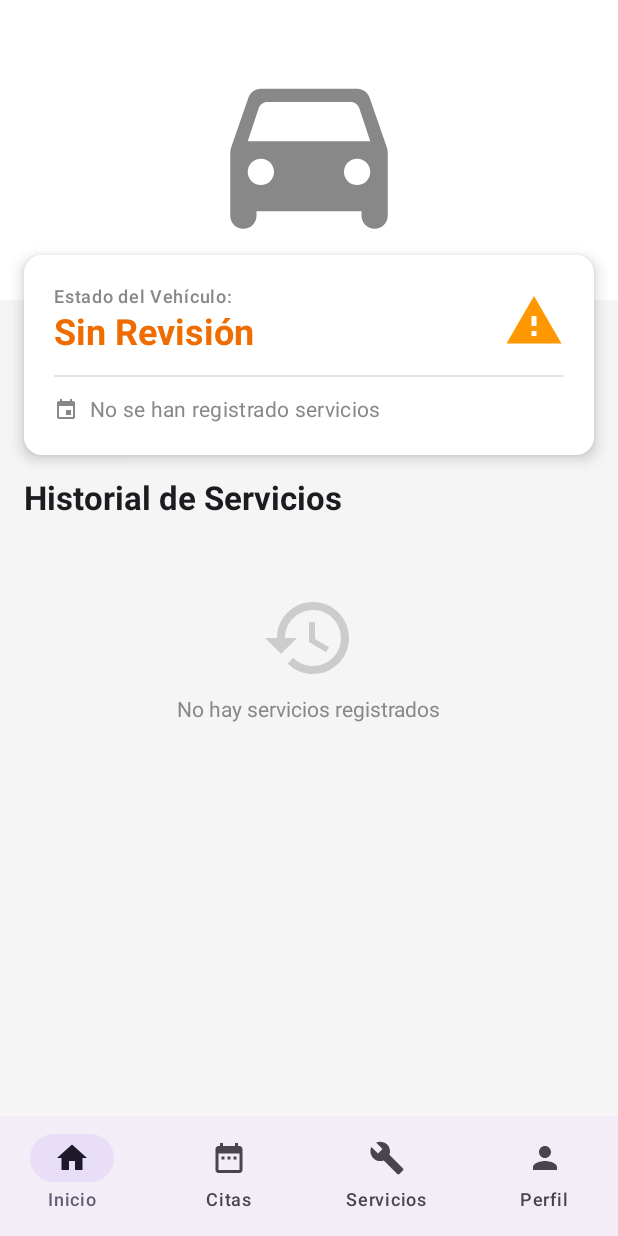
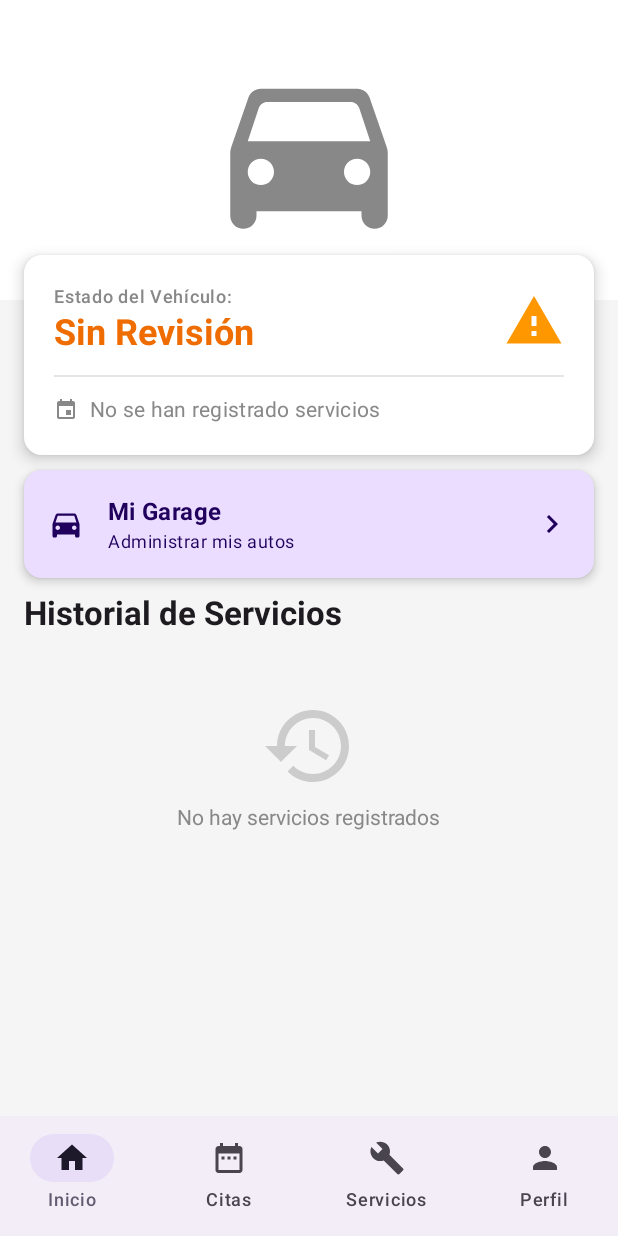
Before and after one commit to Moradi123/serviciostecP2, an Android app built with Jetpack Compose: the HomeScreen screen opened through its navigation route, on a phone screen of 412 x 824 dp. Run offline under Robolectric (Android 15) with nearby library versions, the phone set to English and light mode, and no system bars; our stand-ins replace Room's generated code.

Commit message:
Formulario de vehiculos incorporado, arreglo de inicio de sesion por google, arreglado las fechas de las citas

```diff
--- a/app/src/main/java/com/example/serviciostec/MainActivity.kt
+++ b/app/src/main/java/com/example/serviciostec/MainActivity.kt
@@ -3,7 +3,7 @@ package com.example.serviciostec
 import android.os.Bundle
 import androidx.activity.ComponentActivity
 import androidx.activity.compose.setContent
-import androidx.activity.viewModels
+import androidx.lifecycle.ViewModel
 import androidx.lifecycle.ViewModelProvider
 import com.example.serviciostec.model.data.config.AppDatabase
 import com.example.serviciostec.model.data.repository.FormularioServicioRepository
@@ -12,22 +12,38 @@ import com.example.serviciostec.navigation.AppNavigation
 import com.example.serviciostec.viewmodel.FormularioServicioViewModel
 import com.example.serviciostec.viewmodel.HomeViewModelFactory
 import com.example.serviciostec.viewmodel.UserViewModel
+import com.example.serviciostec.viewmodel.VehiculoViewModel
 
 class MainActivity : ComponentActivity() {
     override fun onCreate(savedInstanceState: Bundle?) {
         super.onCreate(savedInstanceState)
 
         val db = AppDatabase.getDatabase(applicationContext)
+
         val formRepository = FormularioServicioRepository(db.formularioServicioDao())
+
         val userRepository = UserRepository(db.userDao())
+
         val factory = HomeViewModelFactory(formRepository, userRepository)
-        val formViewModel = ViewModelProvider(this, factory).get(FormularioServicioViewModel::class.java)
-        val userViewModel = ViewModelProvider(this, factory).get(UserViewModel::class.java)
+
+        val formViewModel = ViewModelProvider(this, factory)[FormularioServicioViewModel::class.java]
+
+        val userViewModel = ViewModelProvider(this, factory)[UserViewModel::class.java]
+
+        val vehiculoDao = db.vehiculoDao()
+
+        val vehiculoViewModel = ViewModelProvider(this, object : ViewModelProvider.Factory {
+            @Suppress("UNCHECKED_CAST")
+            override fun <T : ViewModel> create(modelClass: Class<T>): T {
+                return VehiculoViewModel(vehiculoDao) as T
+            }
+        })[VehiculoViewModel::class.java]
 
         setContent {
             AppNavigation(
                 formViewModel = formViewModel,
-                userViewModel = userViewModel
+                userViewModel = userViewModel,
+                vehiculoViewModel = vehiculoViewModel
             )
         }
     }
--- a/app/src/main/java/com/example/serviciostec/model/data/config/AppDatabase.kt
+++ b/app/src/main/java/com/example/serviciostec/model/data/config/AppDatabase.kt
@@ -7,20 +7,23 @@ import androidx.room.RoomDatabase
 import androidx.sqlite.db.SupportSQLiteDatabase
 import com.example.serviciostec.model.data.dao.FormularioServicioDao
 import com.example.serviciostec.model.data.dao.UserDao
+import com.example.serviciostec.model.data.dao.VehiculoDao
 import com.example.serviciostec.model.data.entities.FormularioServicioEntity
 import com.example.serviciostec.model.data.entities.UserEntity
+import com.example.serviciostec.model.data.entities.VehiculoEntity
 import kotlinx.coroutines.CoroutineScope
 import kotlinx.coroutines.Dispatchers
 import kotlinx.coroutines.launch
 
 @Database(
-    entities = [FormularioServicioEntity::class, UserEntity::class],
-    version = 2,
+    entities = [FormularioServicioEntity::class, UserEntity::class, VehiculoEntity::class],
+    version = 4,
     exportSchema = false
 )
 abstract class AppDatabase : RoomDatabase() {
     abstract fun formularioServicioDao(): FormularioServicioDao
-    abstract fun userDao(): UserDao // Agregamos el DAO
+    abstract fun userDao(): UserDao
+    abstract fun vehiculoDao(): VehiculoDao
 
     companion object {
         @Volatile
@@ -44,8 +47,8 @@ abstract class AppDatabase : RoomDatabase() {
                                             nombre = "Administrador",
                                             apellido = "Sistema",
                                             telefono = "+56 9 0000 0000",
-                                            usuario = "admin",
-                                            contrasena = "1234"
+                                            usuario = "admin1",
+                                            contrasena = "12345"
                                         )
                                     )
                                 }
--- a/app/src/main/java/com/example/serviciostec/model/data/dao/FormularioServicioDao.kt
+++ b/app/src/main/java/com/example/serviciostec/model/data/dao/FormularioServicioDao.kt
@@ -10,7 +10,9 @@ import kotlinx.coroutines.flow.Flow
 interface FormularioServicioDao {
     @Query("SELECT * FROM servicio_formulario")
     fun obtenerTodos(): Flow<List<FormularioServicioEntity>>
-
     @Insert
     suspend fun insertarServicio(servicio: FormularioServicioEntity)
+
+    @Query("UPDATE servicio_formulario SET estado = :nuevoEstado WHERE id = :id")
+    suspend fun actualizarEstado(id: Int, nuevoEstado: String)
 }
--- /dev/null
+++ b/app/src/main/java/com/example/serviciostec/model/data/dao/VehiculoDao.kt
@@ -0,0 +1,21 @@
+package com.example.serviciostec.model.data.dao
+
+import androidx.room.Dao
+import androidx.room.Delete
+import androidx.room.Insert
+import androidx.room.OnConflictStrategy
+import androidx.room.Query
+import com.example.serviciostec.model.data.entities.VehiculoEntity
+import kotlinx.coroutines.flow.Flow
+
+@Dao
+interface VehiculoDao {
+    @Query("SELECT * FROM vehiculos WHERE usuarioId = :usuarioId")
+    fun obtenerVehiculosPorUsuario(usuarioId: String): Flow<List<VehiculoEntity>>
+
+    @Insert(onConflict = OnConflictStrategy.REPLACE)
+    suspend fun insertarVehiculo(vehiculo: VehiculoEntity)
+
+    @Delete
+    suspend fun eliminarVehiculo(vehiculo: VehiculoEntity)
+}
--- a/app/src/main/java/com/example/serviciostec/model/data/entities/FormularioServicioEntity.kt
+++ b/app/src/main/java/com/example/serviciostec/model/data/entities/FormularioServicioEntity.kt
@@ -10,5 +10,6 @@ data class FormularioServicioEntity(
     val patente: String,
     val tipoServicio: String,
     val fecha: String,
-    val fotoUri: String? = null
+    val fotoUri: String? = null,
+    val estado: String = "Pendiente"
 )
--- a/app/src/main/java/com/example/serviciostec/model/data/repository/FormularioServicioRepository.kt
+++ b/app/src/main/java/com/example/serviciostec/model/data/repository/FormularioServicioRepository.kt
@@ -6,8 +6,10 @@ import kotlinx.coroutines.flow.Flow
 
 class FormularioServicioRepository(private val dao: FormularioServicioDao) {
     val servicios: Flow<List<FormularioServicioEntity>> = dao.obtenerTodos()
-
     suspend fun guardarServicio(servicio: FormularioServicioEntity) {
         dao.insertarServicio(servicio)
     }
+    suspend fun actualizarEstado(id: Int, nuevoEstado: String) {
+        dao.actualizarEstado(id, nuevoEstado)
+    }
 }
--- a/app/src/main/java/com/example/serviciostec/navigation/AppNav.kt
+++ b/app/src/main/java/com/example/serviciostec/navigation/AppNav.kt
@@ -9,11 +9,13 @@ import androidx.navigation.navArgument
 import com.example.serviciostec.ui.screen.*
 import com.example.serviciostec.viewmodel.FormularioServicioViewModel
 import com.example.serviciostec.viewmodel.UserViewModel
+import com.example.serviciostec.viewmodel.VehiculoViewModel
 
 @Composable
 fun AppNavigation(
     formViewModel: FormularioServicioViewModel,
-    userViewModel: UserViewModel
+    userViewModel: UserViewModel,
+    vehiculoViewModel: VehiculoViewModel
 ) {
     val navController = rememberNavController()
 
@@ -37,6 +39,10 @@ fun AppNavigation(
 
         composable("appointments") {
             AppointmentsScreen(navController, formViewModel)
+        }
+
+        composable("mis_vehiculos") {
+            MisVehiculosScreen(navController, vehiculoViewModel, userViewModel)
         }
 
         composable(
--- a/app/src/main/java/com/example/serviciostec/ui/screen/HomeScreen.kt
+++ b/app/src/main/java/com/example/serviciostec/ui/screen/HomeScreen.kt
@@ -1,12 +1,15 @@
 package com.example.serviciostec.ui.screen
 
 import androidx.compose.foundation.background
+import androidx.compose.foundation.clickable
 import androidx.compose.foundation.layout.*
 import androidx.compose.foundation.lazy.LazyColumn
 import androidx.compose.foundation.lazy.items
 import androidx.compose.foundation.shape.RoundedCornerShape
 import androidx.compose.material.icons.Icons
 import androidx.compose.material.icons.filled.CheckCircle
+import androidx.compose.material.icons.filled.ChevronRight
+import androidx.compose.material.icons.filled.DirectionsCar
 import androidx.compose.material.icons.filled.Event
 import androidx.compose.material.icons.filled.History
 import androidx.compose.material.icons.filled.Warning
@@ -44,7 +47,7 @@ fun HomeScreen(
             modifier = Modifier
                 .fillMaxSize()
                 .padding(paddingValues)
-                .background(Color(0xFFF5F5F5)) // Fondo gris claro
+                .background(Color(0xFFF5F5F5))
         ) {
             Box(
                 modifier = Modifier
@@ -61,7 +64,7 @@ fun HomeScreen(
                 )
             }
 
-
+            // Tarjeta de Estado del Vehículo
             Card(
                 modifier = Modifier
                     .fillMaxWidth()
@@ -120,6 +123,46 @@ fun HomeScreen(
                     }
                 }
             }
+            Card(
+                modifier = Modifier
+                    .fillMaxWidth()
+                    .padding(horizontal = 16.dp)
+                    .offset(y = (-20).dp)
+                    .clickable { navController.navigate("mis_vehiculos") },
+                elevation = CardDefaults.cardElevation(4.dp),
+                colors = CardDefaults.cardColors(containerColor = MaterialTheme.colorScheme.primaryContainer)
+            ) {
+                Row(
+                    modifier = Modifier.padding(16.dp),
+                    verticalAlignment = Alignment.CenterVertically
+                ) {
+                    Icon(
+                        imageVector = Icons.Default.DirectionsCar,
+                        contentDescription = null,
+                        tint = MaterialTheme.colorScheme.onPrimaryContainer
+                    )
+                    Spacer(modifier = Modifier.width(16.dp))
+                    Column {
+                        Text(
+                            text = "Mi Garage",
+                            style = MaterialTheme.typography.titleMedium,
+                            fontWeight = FontWeight.Bold,
+                            color = MaterialTheme.colorScheme.onPrimaryContainer
+                        )
+                        Text(
+                            text = "Administrar mis autos",
+                            style = MaterialTheme.typography.bodySmall,
+                            color = MaterialTheme.colorScheme.onPrimaryContainer
+                        )
+                    }
+                    Spacer(modifier = Modifier.weight(1f))
+                    Icon(
+                        imageVector = Icons.Default.ChevronRight,
+                        contentDescription = "Ir",
+                        tint = MaterialTheme.colorScheme.onPrimaryContainer
+                    )
+                }
+            }
 
             Text(
                 text = "Historial de Servicios",
@@ -127,7 +170,7 @@ fun HomeScreen(
                 fontWeight = FontWeight.Bold,
                 modifier = Modifier
                     .padding(horizontal = 16.dp)
-                    .offset(y = (-15).dp)
+                    .offset(y = (-10).dp) // Ajustado el offset
             )
 
             if (historialServicios.isEmpty()) {
@@ -155,7 +198,8 @@ fun HomeScreen(
                         HistoryItemCard(
                             tipo = servicio.tipoServicio,
                             fecha = servicio.fecha,
-                            patente = servicio.patente
+                            patente = servicio.patente,
+                            estado = servicio.estado
                         )
                     }
                     item { Spacer(modifier = Modifier.height(16.dp)) }
@@ -166,7 +210,19 @@ fun HomeScreen(
 }
 
 @Composable
-fun HistoryItemCard(tipo: String, fecha: String, patente: String) {
+fun HistoryItemCard(
+    tipo: String,
+    fecha: String,
+    patente: String,
+    estado: String = "Pendiente"
+) {
+    val (colorFondo, colorTexto) = when (estado) {
+        "Pendiente" -> Pair(Color(0xFFFFF3E0), Color(0xFFEF6C00)) // Naranja
+        "En Proceso" -> Pair(Color(0xFFE3F2FD), Color(0xFF2196F3)) // Azul
+        "Finalizado" -> Pair(Color(0xFFE8F5E9), Color(0xFF4CAF50)) // Verde
+        else -> Pair(Color(0xFFF5F5F5), Color.Gray)
+    }
+
     Card(
         colors = CardDefaults.cardColors(containerColor = Color.White),
         elevation = CardDefaults.cardElevation(2.dp),
@@ -179,13 +235,14 @@ fun HistoryItemCard(tipo: String, fecha: String, patente: String) {
                 .fillMaxWidth(),
             verticalAlignment = Alignment.CenterVertically
         ) {
+            // Icono con fondo de color según el estado
             Box(
                 modifier = Modifier
                     .size(40.dp)
-                    .background(Color(0xFFFFF3E0), shape = RoundedCornerShape(8.dp)),
+                    .background(colorFondo, shape = RoundedCornerShape(8.dp)),
                 contentAlignment = Alignment.Center
             ) {
-                Icon(Icons.Default.History, contentDescription = null, tint = Color(0xFFEF6C00))
+                Icon(Icons.Default.History, contentDescription = null, tint = colorTexto)
             }
 
             Spacer(modifier = Modifier.width(16.dp))
@@ -195,15 +252,17 @@ fun HistoryItemCard(tipo: String, fecha: String, patente: String) {
                 Text(text = "Patente: $patente", style = MaterialTheme.typography.bodySmall, color = Color.Gray)
             }
 
+            // Etiqueta de Estado
             Surface(
-                color = MaterialTheme.colorScheme.primaryContainer,
+                color = colorFondo,
                 shape = RoundedCornerShape(4.dp)
             ) {
                 Text(
-                    text = fecha,
+                    text = estado,
                     style = MaterialTheme.typography.labelSmall,
-                    modifier = Modifier.padding(horizontal = 6.dp, vertical = 2.dp),
-                    color = MaterialTheme.colorScheme.onPrimaryContainer
+                    fontWeight = FontWeight.Bold,
+                    modifier = Modifier.padding(horizontal = 8.dp, vertical = 4.dp),
+                    color = colorTexto
                 )
             }
         }
--- a/app/src/main/java/com/example/serviciostec/ui/screen/LoginScreen.kt
+++ b/app/src/main/java/com/example/serviciostec/ui/screen/LoginScreen.kt
@@ -1,18 +1,24 @@
 package com.example.serviciostec.ui.screen
 
+import android.app.Activity
+import android.util.Log
+import androidx.activity.compose.rememberLauncherForActivityResult
+import androidx.activity.result.contract.ActivityResultContracts
 import androidx.compose.foundation.layout.*
-import androidx.compose.material3.Button
-import androidx.compose.material3.MaterialTheme
-import androidx.compose.material3.OutlinedTextField
-import androidx.compose.material3.Text
+import androidx.compose.material3.*
 import androidx.compose.runtime.*
 import androidx.compose.ui.Alignment
 import androidx.compose.ui.Modifier
+import androidx.compose.ui.graphics.Color
+import androidx.compose.ui.platform.LocalContext
 import androidx.compose.ui.text.input.PasswordVisualTransformation
 import androidx.compose.ui.unit.dp
 import androidx.navigation.NavController
 import com.example.serviciostec.ui.components.InputText
 import com.example.serviciostec.viewmodel.UserViewModel
+import com.google.android.gms.auth.api.signin.GoogleSignIn
+import com.google.android.gms.auth.api.signin.GoogleSignInOptions
+import com.google.android.gms.common.api.ApiException
 
 @Composable
 fun LoginScreen(
@@ -21,8 +27,44 @@ fun LoginScreen(
 ) {
     var usuario by remember { mutableStateOf("") }
     var password by remember { mutableStateOf("") }
+    val loginError by viewModel.loginError.collectAsState()
 
-    val loginError by viewModel.loginError.collectAsState()
+    val context = LocalContext.current
+
+    val googleSignInOptions = remember {
+        GoogleSignInOptions.Builder(GoogleSignInOptions.DEFAULT_SIGN_IN)
+            .requestIdToken("501850609372-1npe41bnc6drkphn67qm162h04an4vt3.apps.googleusercontent.com")
+            .requestEmail()
+            .requestProfile()
+            .build()
+    }
+
+    val googleSignInClient = remember {
+        GoogleSignIn.getClient(context, googleSignInOptions)
+    }
+
+    val googleSignInLauncher = rememberLauncherForActivityResult(
+        contract = ActivityResultContracts.StartActivityForResult()
+    ) { result ->
+        if (result.resultCode == Activity.RESULT_OK) {
+            val task = GoogleSignIn.getSignedInAccountFromIntent(result.data)
+            try {
+                val account = task.getResult(ApiException::class.java)
+                if (account != null) {
+                    val googleEmail = account.email ?: ""
+                    val googleName = account.displayName ?: "Usuario Google"
+
+                    viewModel.loginWithGoogle(googleName, googleEmail) {
+                        navController.navigate("home") {
+                            popUpTo("login") { inclusive = true }
+                        }
+                    }
+                }
+            } catch (e: ApiException) {
+                Log.w("LoginScreen", "Fallo el inicio de sesión Google: codigo=" + e.statusCode, e)
+            }
+        }
+    }
 
     Column(
         modifier = Modifier.fillMaxSize().padding(32.dp),
@@ -63,8 +105,21 @@ fun LoginScreen(
             Text("INGRESAR")
         }
 
-        Spacer(Modifier.height(8.dp))
-        Button(onClick = {}, modifier = Modifier.fillMaxWidth()) {
+        Spacer(Modifier.height(16.dp))
+
+        // Boton de google
+        Button(
+            onClick = {
+                val signInIntent = googleSignInClient.signInIntent
+                googleSignInLauncher.launch(signInIntent)
+            },
+            modifier = Modifier.fillMaxWidth(),
+            colors = ButtonDefaults.buttonColors(
+                containerColor = Color.White,
+                contentColor = Color.Black
+            ),
+            elevation = ButtonDefaults.buttonElevation(defaultElevation = 2.dp)
+        ) {
             Text("Ingresar con Google")
         }
     }
```
Also changed, not shown: app/build.gradle.kts (+3 -7 lines), app/src/main/java/com/example/serviciostec/model/data/entities/VehiculoEntity.kt (added, +14 -0 lines), app/src/main/java/com/example/serviciostec/ui/screen/AppointmentsScreen.kt (+6 -7 lines), app/src/main/java/com/example/serviciostec/ui/screen/MisVehiculosScreen.kt (added, +125 -0 lines), app/src/main/java/com/example/serviciostec/ui/screen/ScheduleServiceScreen.kt (+3 -5 lines), app/src/main/java/com/example/serviciostec/viewmodel/FormularioServicioViewModel.kt (+6 -1 lines), app/src/main/java/com/example/serviciostec/viewmodel/UserViewModel.kt (+14 -0 lines), app/src/main/java/com/example/serviciostec/viewmodel/VehiculoViewModel.kt (added, +31 -0 lines).
